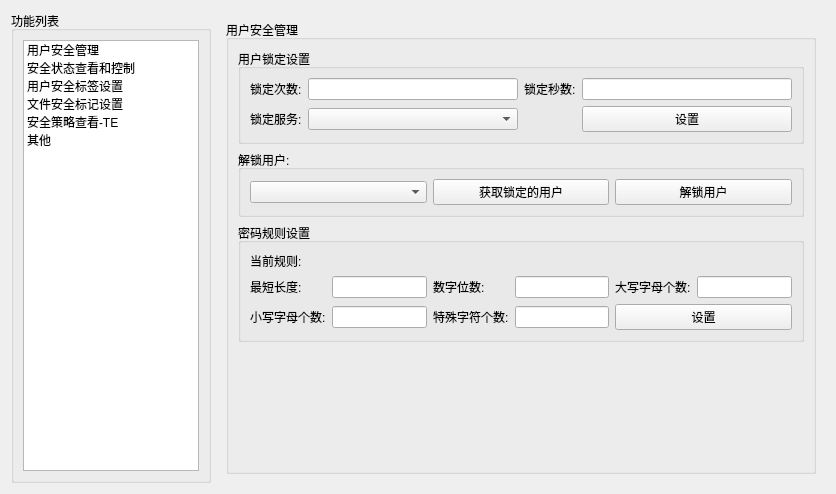
The window that SEC/tabsecritypage.ui (liuyufeng509/SecCenter) describes before a commit, drawn with Qt 5.
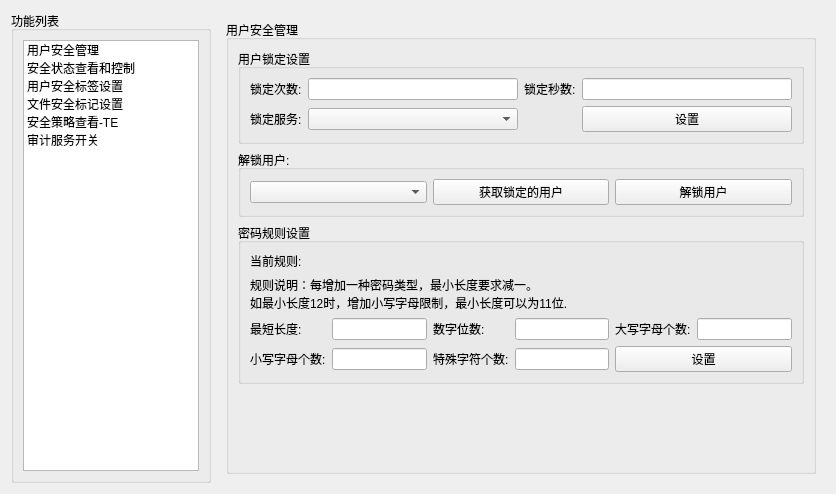
The same window after the commit. The open tabs and pages were chosen to show the change.

```diff
--- a/SEC/tabsecritypage.ui
+++ b/SEC/tabsecritypage.ui
@@ -73,7 +73,7 @@
         </item>
         <item>
          <property name="text">
-          <string>其他</string>
+          <string>审计服务开关</string>
          </property>
         </item>
        </widget>
@@ -197,62 +197,42 @@
             <layout class="QGridLayout" name="gridLayout_7">
              <item row="0" column="0">
               <layout class="QGridLayout" name="gridLayout_6">
+               <item row="3" column="4" colspan="2">
+                <widget class="QPushButton" name="setPwButton">
+                 <property name="text">
+                  <string>设置</string>
+                 </property>
+                </widget>
+               </item>
                <item row="2" column="1">
-                <widget class="QLineEdit" name="lowlenEdit"/>
-               </item>
-               <item row="1" column="4">
-                <widget class="QLabel" name="label_3">
-                 <property name="text">
-                  <string>大写字母个数:</string>
-                 </property>
-                </widget>
-               </item>
-               <item row="1" column="1">
                 <widget class="QLineEdit" name="minlenEdit"/>
                </item>
-               <item row="1" column="3">
+               <item row="2" column="3">
                 <widget class="QLineEdit" name="dlenEdit"/>
                </item>
-               <item row="1" column="2">
+               <item row="2" column="4">
+                <widget class="QLabel" name="label_3">
+                 <property name="text">
+                  <string>大写字母个数:</string>
+                 </property>
+                </widget>
+               </item>
+               <item row="2" column="2">
                 <widget class="QLabel" name="label_2">
                  <property name="text">
                   <string>数字位数:</string>
                  </property>
                 </widget>
                </item>
-               <item row="1" column="5">
-                <widget class="QLineEdit" name="uplenEdit"/>
-               </item>
-               <item row="1" column="0">
+               <item row="2" column="0">
                 <widget class="QLabel" name="label">
                  <property name="text">
                   <string>最短长度:</string>
                  </property>
                 </widget>
                </item>
-               <item row="2" column="3">
-                <widget class="QLineEdit" name="othlenEdit"/>
-               </item>
-               <item row="2" column="0">
-                <widget class="QLabel" name="label_4">
-                 <property name="text">
-                  <string>小写字母个数:</string>
-                 </property>
-                </widget>
-               </item>
-               <item row="2" column="2">
-                <widget class="QLabel" name="label_5">
-                 <property name="text">
-                  <string>特殊字符个数:</string>
-                 </property>
-                </widget>
-               </item>
-               <item row="2" column="4" colspan="2">
-                <widget class="QPushButton" name="setPwButton">
-                 <property name="text">
-                  <string>设置</string>
-                 </property>
-                </widget>
+               <item row="3" column="1">
+                <widget class="QLineEdit" name="lowlenEdit"/>
                </item>
                <item row="0" column="0" colspan="6">
                 <widget class="QLabel" name="cur_pwd_label">
@@ -261,6 +241,34 @@
                  </property>
                 </widget>
                </item>
+               <item row="2" column="5">
+                <widget class="QLineEdit" name="uplenEdit"/>
+               </item>
+               <item row="3" column="2">
+                <widget class="QLabel" name="label_5">
+                 <property name="text">
+                  <string>特殊字符个数:</string>
+                 </property>
+                </widget>
+               </item>
+               <item row="3" column="3">
+                <widget class="QLineEdit" name="othlenEdit"/>
+               </item>
+               <item row="3" column="0">
+                <widget class="QLabel" name="label_4">
+                 <property name="text">
+                  <string>小写字母个数:</string>
+                 </property>
+                </widget>
+               </item>
+               <item row="1" column="0" colspan="6">
+                <widget class="QLabel" name="label_13">
+                 <property name="text">
+                  <string>规则说明：每增加一种密码类型，最小长度要求减一。
+如最小长度12时，增加小写字母限制，最小长度可以为11位.</string>
+                 </property>
+                </widget>
+               </item>
               </layout>
              </item>
             </layout>
```
Left out of the diff: 427 changed lines with no effect on the pictures.
